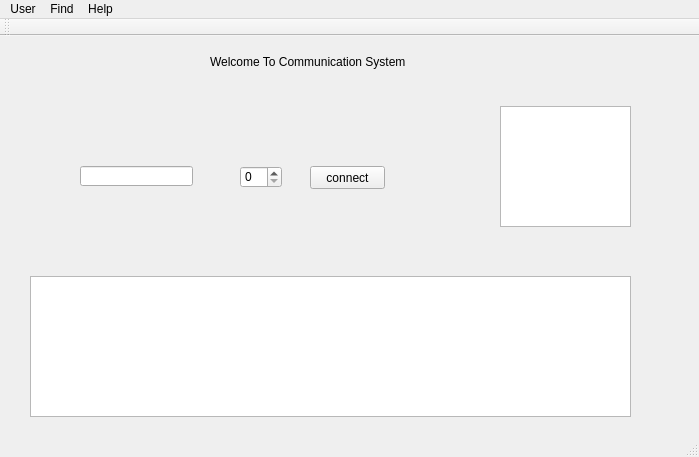
This is QtNetworkClient/qtnetworkclient.ui in klxs123/NetworkPlatform as Qt 5 draws it before an edit. The edited form follows.
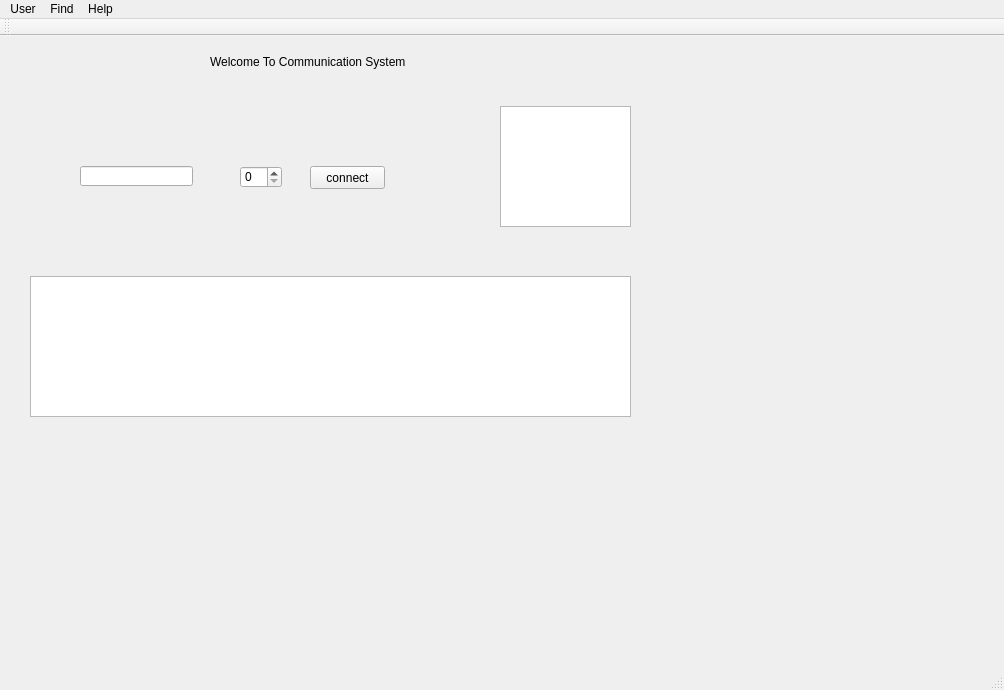
This is the edited form.

```diff
--- a/QtNetworkClient/qtnetworkclient.ui
+++ b/QtNetworkClient/qtnetworkclient.ui
@@ -6,8 +6,8 @@
    <rect>
     <x>0</x>
     <y>0</y>
-    <width>699</width>
-    <height>457</height>
+    <width>1004</width>
+    <height>690</height>
    </rect>
   </property>
   <property name="windowTitle">
@@ -86,7 +86,7 @@
     <rect>
      <x>0</x>
      <y>0</y>
-     <width>699</width>
+     <width>1004</width>
      <height>26</height>
     </rect>
    </property>
```
